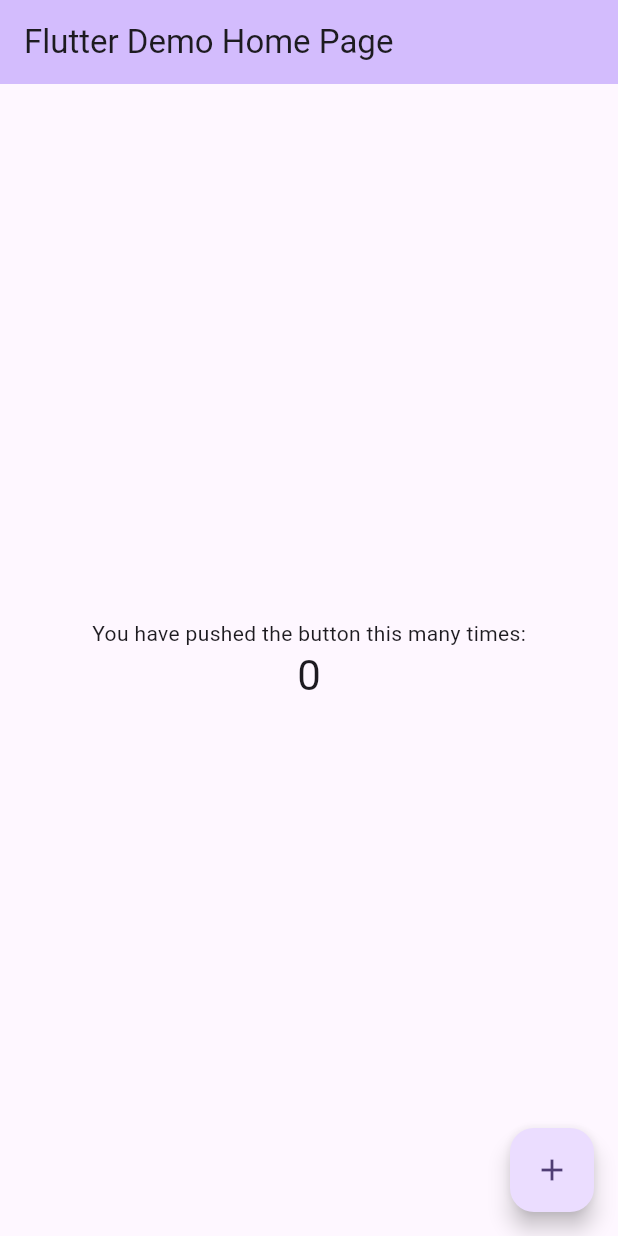
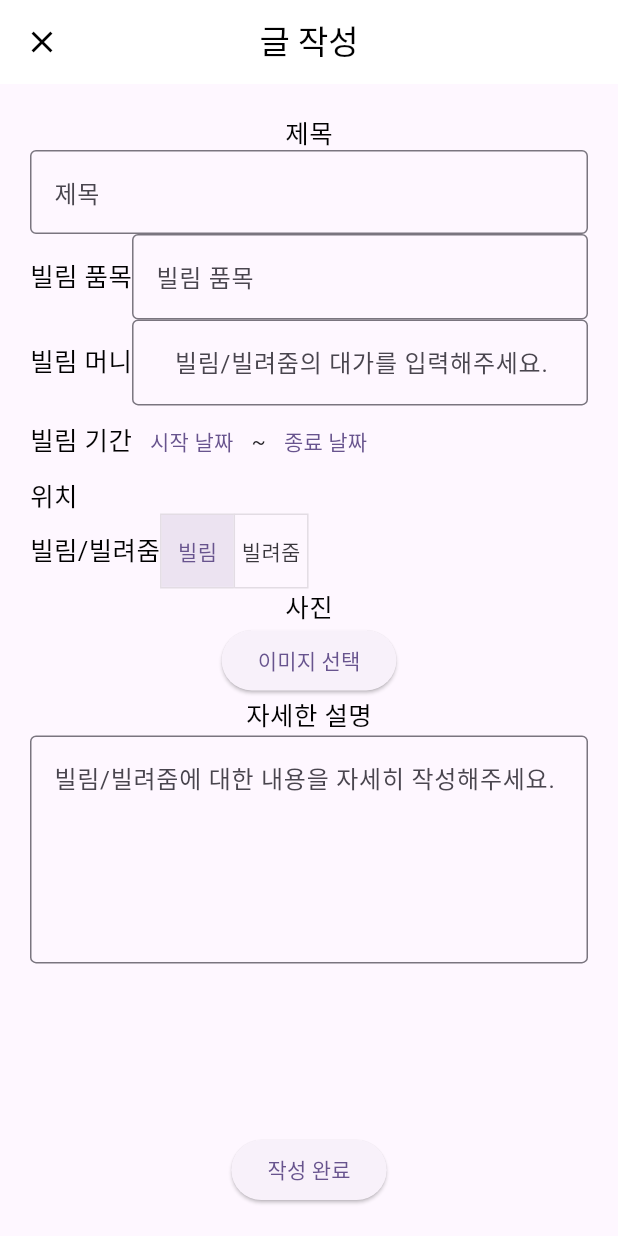
Before and after one commit to billimiut/billimiut_app, a Flutter app: the screen it shows after launch, on a phone screen of 412 x 824 dp. Run offline on Flutter 3.47's test engine with Material 3 defaults, Android fonts, the phone set to English and light mode, and no system bars; our stand-ins replace flutter_datetime_picker_plus, image_picker.

Commit message:
Make the part of borrow post page

```diff
--- a/lib/main.dart
+++ b/lib/main.dart
@@ -1,3 +1,4 @@
+import 'package:billimiut_app/screens/post_writing_screen.dart';
 import 'package:flutter/material.dart';
 
 void main() {
@@ -31,7 +32,7 @@ class MyApp extends StatelessWidget {
         colorScheme: ColorScheme.fromSeed(seedColor: Colors.deepPurple),
         useMaterial3: true,
       ),
-      home: const MyHomePage(title: 'Flutter Demo Home Page'),
+      home: const PostWritingScreen(),
     );
   }
 }
--- /dev/null
+++ b/lib/screens/post_writing_screen.dart
@@ -0,0 +1,113 @@
+import 'package:billimiut_app/widgets/borrow_lend_toggle.dart';
+import 'package:billimiut_app/widgets/image_uploader.dart';
+import 'package:flutter/material.dart';
+import '../widgets/date_time_picker.dart';
+import '../widgets/post_writing_text.dart';
+
+class PostWritingScreen extends StatefulWidget {
+  const PostWritingScreen({super.key});
+
+  @override
+  State<PostWritingScreen> createState() => _PostWritingScreenState();
+}
+
+class _PostWritingScreenState extends State<PostWritingScreen> {
+  @override
+  Widget build(BuildContext context) {
+    return Scaffold(
+      appBar: AppBar(
+        backgroundColor: Colors.white,
+        leading: IconButton(
+          icon: const Icon(Icons.close, color: Colors.black),
+          onPressed: () {
+            // X 버튼이 눌렸을 때 수행할 작업 작성
+          },
+        ),
+        title: const Text(
+          '글 작성',
+          style: TextStyle(color: Colors.black),
+        ),
+        centerTitle: true,
+      ),
+      body: Padding(
+        padding: EdgeInsets.all(20),
+        child: Column(
+          children: [
+            PostWritingText(text: "제목"),
+            TextField(
+              decoration: InputDecoration(
+                border: OutlineInputBorder(),
+                hintText: '제목',
+              ),
+            ),
+            Row(
+              children: [
+                PostWritingText(text: "빌림 품목"),
+                Expanded(
+                  child: TextField(
+                    decoration: InputDecoration(
+                      border: OutlineInputBorder(),
+                      hintText: '빌림 품목',
+                    ),
+                  ),
+                ),
+              ],
+            ),
+            Row(
+              children: [
+                PostWritingText(text: "빌림 머니"),
+                Expanded(
+                  child: TextField(
+                    keyboardType: TextInputType.number,
+                    decoration: InputDecoration(
+                      border: OutlineInputBorder(),
+                      hintText: '빌림/빌려줌의 대가를 입력해주세요.',
+                      prefixText: "₩",
+                    ),
+                  ),
+                ),
+              ],
+            ),
+            Row(
+              children: [
+                PostWritingText(text: "빌림 기간"),
+                DateTimePicker(initialText: "시작 날짜"),
+                Text('~'),
+                DateTimePicker(initialText: "종료 날짜"),
+              ],
+            ),
+            Row(
+              children: [
+                PostWritingText(text: "위치"),
+              ],
+            ),
+            Row(
+              children: [
+                PostWritingText(text: "빌림/빌려줌"),
+                BorrowLendToggle(),
+              ],
+            ),
+            PostWritingText(text: "사진"),
+            ImageUploader(),
+            PostWritingText(text: "자세한 설명"),
+            Expanded(
+              child: TextField(
+                decoration: InputDecoration(
+                  border: OutlineInputBorder(),
+                  hintText: '빌림/빌려줌에 대한 내용을 자세히 작성해주세요.',
+                ),
+                maxLines: 5,
+              ),
+            ),
+            ElevatedButton(
+              onPressed: () {
+                // 버튼이 눌렸을 때 수행할 작업을 여기에 작성하세요.
+              },
+              child: Text('작성 완료'),
+            )
+          ],
+        ),
+      ),
+    );
+  }
+}
--- /dev/null
+++ b/lib/widgets/borrow_lend_toggle.dart
@@ -0,0 +1,32 @@
+import 'package:flutter/material.dart';
+
+class BorrowLendToggle extends StatefulWidget {
+  @override
+  _BorrowLendToggleState createState() => _BorrowLendToggleState();
+}
+
+class _BorrowLendToggleState extends State<BorrowLendToggle> {
+  List<bool> _isSelected = [true, false];
+
+  @override
+  Widget build(BuildContext context) {
+    return ToggleButtons(
+      children: <Widget>[
+        Text('빌림'),
+        Text('빌려줌'),
+      ],
+      isSelected: _isSelected,
+      onPressed: (int newIndex) {
+        setState(() {
+          for (int index = 0; index < _isSelected.length; index++) {
+            if (index == newIndex) {
+              _isSelected[index] = true;
+            } else {
+              _isSelected[index] = false;
+            }
+          }
+        });
+      },
+    );
+  }
+}
--- /dev/null
+++ b/lib/widgets/date_time_picker.dart
@@ -0,0 +1,42 @@
+import 'package:flutter/material.dart';
+import 'package:flutter_datetime_picker_plus/flutter_datetime_picker_plus.dart';
+import 'package:intl/intl.dart';
+
+class DateTimePicker extends StatefulWidget {
+  final String initialText;
+  const DateTimePicker({Key? key, required this.initialText}) : super(key: key);
+
+  @override
+  State<DateTimePicker> createState() => _DateTimePickerState();
+}
+
+class _DateTimePickerState extends State<DateTimePicker> {
+  late String datetimeText;
+
+  @override
+  void initState() {
+    super.initState();
+    datetimeText = widget.initialText;
+  }
+
+  @override
+  Widget build(BuildContext context) {
+    return TextButton(
+      onPressed: () {
+        DatePicker.showDateTimePicker(context,
+            showTitleActions: true,
+            minTime: DateTime(2023, 1, 1),
+            maxTime: DateTime(2024, 12, 31),
+            onChanged: (date) {}, onConfirm: (date) {
+          setState(() {
+            DateFormat formatter = DateFormat('yyyy-MM-dd HH:mm');
+            datetimeText = formatter.format(date);
+          });
+        }, currentTime: DateTime.now(), locale: LocaleType.ko);
+      },
+      child: Text(
+        datetimeText,
+      ),
+    );
+  }
+}
--- /dev/null
+++ b/lib/widgets/image_uploader.dart
@@ -0,0 +1,36 @@
+import 'dart:io';
+import 'package:flutter/material.dart';
+import 'package:image_picker/image_picker.dart';
+
+class ImageUploader extends StatefulWidget {
+  @override
+  _ImageUploaderState createState() => _ImageUploaderState();
+}
+
+class _ImageUploaderState extends State<ImageUploader> {
+  final ImagePicker _picker = ImagePicker();
+  File? _imageFile;
+
+  Future<void> _pickImage() async {
+    final XFile? pickedFile =
+        await _picker.pickImage(source: ImageSource.gallery);
+    if (pickedFile == null) return;
+
+    setState(() {
+      _imageFile = File(pickedFile.path);
+    });
+  }
+
+  @override
+  Widget build(BuildContext context) {
+    return Column(
+      children: [
+        ElevatedButton(
+          onPressed: _pickImage,
+          child: Text('이미지 선택'),
+        ),
+        if (_imageFile != null) Image.file(_imageFile!),
+      ],
+    );
+  }
+}
--- /dev/null
+++ b/lib/widgets/post_writing_text.dart
@@ -0,0 +1,17 @@
+import 'package:flutter/material.dart';
+
+class PostWritingText extends StatelessWidget {
+  final String text;
+  const PostWritingText({super.key, required this.text});
+
+  @override
+  Widget build(BuildContext context) {
+    return Text(
+      text,
+      style: const TextStyle(
+        color: Colors.black,
+        fontSize: 17,
+      ),
+    );
+  }
+}
--- a/pubspec.yaml
+++ b/pubspec.yaml
@@ -35,6 +35,10 @@ dependencies:
   # The following adds the Cupertino Icons font to your application.
   # Use with the CupertinoIcons class for iOS style icons.
   cupertino_icons: ^1.0.2
+  flutter_datetime_picker_plus: ^2.1.0
+  intl: ^0.17.0
+  image_picker: ^0.8.4+2
+  dio: ^4.0.0
 
 dev_dependencies:
   flutter_test:
```
Also changed, not shown: pubspec.lock, 5 other files.
